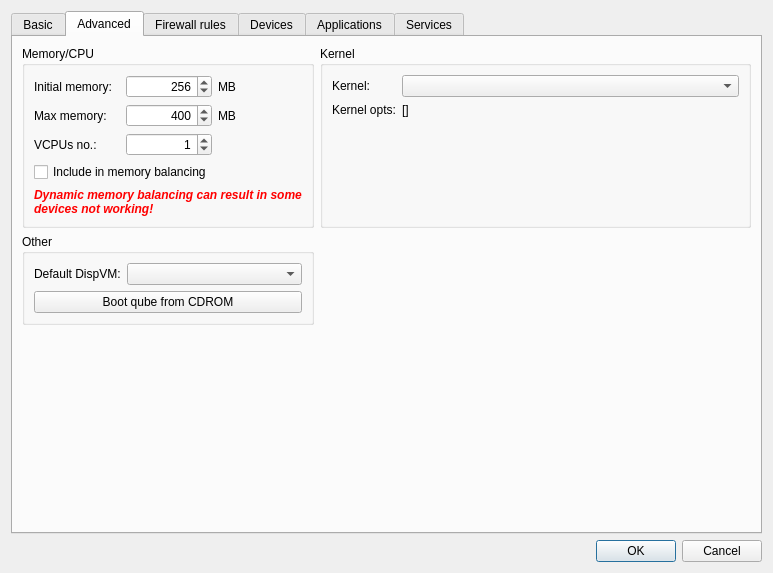
First picture: the form in ui/settingsdlg.ui, repository QubesOS/qubes-manager, before the edit.
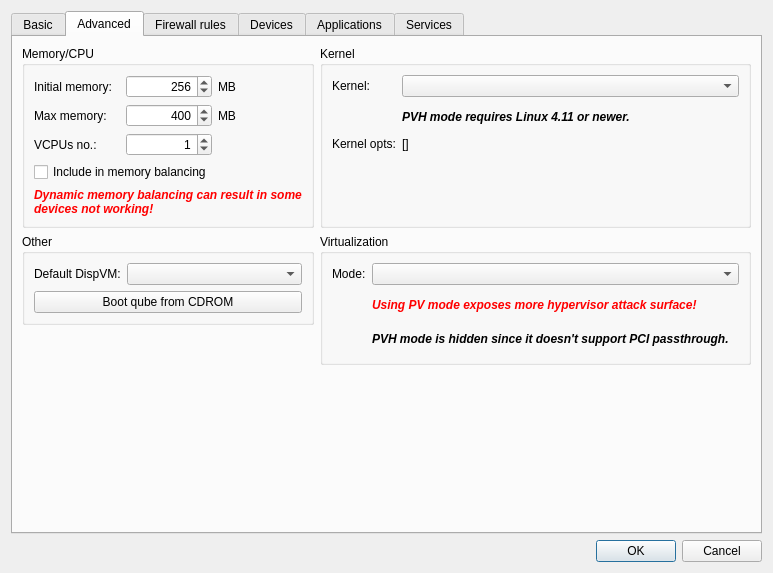
Second picture: the form after the edit. Icons and pictures are not drawn.

Commit message: Add handling for virt_mode including PVH mode

Patch:
```diff
--- a/ui/settingsdlg.ui
+++ b/ui/settingsdlg.ui
@@ -422,14 +422,31 @@
               <item row="0" column="1">
                <widget class="QComboBox" name="kernel"/>
               </item>
-              <item row="1" column="0">
+              <item row="1" column="1">
+               <widget class="QLabel" name="pvh_kernel_version_warning">
+                <property name="font">
+                 <font>
+                  <weight>75</weight>
+                  <italic>true</italic>
+                  <bold>true</bold>
+                 </font>
+                </property>
+                <property name="text">
+                 <string>PVH mode requires Linux 4.11 or newer.</string>
+                </property>
+                <property name="wordWrap">
+                 <bool>true</bool>
+                </property>
+               </widget>
+              </item>
+              <item row="2" column="0">
                <widget class="QLabel" name="label_20">
                 <property name="text">
                  <string>Kernel opts:</string>
                 </property>
                </widget>
               </item>
-              <item row="1" column="1">
+              <item row="2" column="1">
                <widget class="QLabel" name="kernel_opts">
                 <property name="font">
                  <font>
@@ -447,6 +464,87 @@
            </item>
           </layout>
          </item>
+         <item row="2" column="1" rowspan="2" colspan="2">
+          <layout class="QVBoxLayout" name="verticalLayout_7">
+           <property name="sizeConstraint">
+            <enum>QLayout::SetDefaultConstraint</enum>
+           </property>
+           <property name="bottomMargin">
+            <number>0</number>
+           </property>
+           <item>
+            <widget class="QGroupBox" name="virt_groupbox">
+             <property name="enabled">
+              <bool>true</bool>
+             </property>
+             <property name="sizePolicy">
+              <sizepolicy hsizetype="Minimum" vsizetype="Preferred">
+               <horstretch>0</horstretch>
+               <verstretch>0</verstretch>
+              </sizepolicy>
+             </property>
+             <property name="title">
+              <string>Virtualization</string>
+             </property>
+             <layout class="QFormLayout" name="formLayout_10">
+              <property name="fieldGrowthPolicy">
+               <enum>QFormLayout::AllNonFixedFieldsGrow</enum>
+              </property>
+              <item row="0" column="0" rowspan="3">
+               <widget class="QLabel" name="label_27">
+                <property name="text">
+                 <string>Mode:</string>
+                </property>
+                <property name="buddy">
+                 <cstring>virt_mode</cstring>
+                </property>
+               </widget>
+              </item>
+              <item row="0" column="1">
+               <widget class="QComboBox" name="virt_mode"/>
+              </item>
+              <item row="1" column="1">
+               <widget class="QLabel" name="pv_warning">
+                <property name="font">
+                 <font>
+                  <weight>75</weight>
+                  <italic>true</italic>
+                  <bold>true</bold>
+                 </font>
+                </property>
+                <property name="styleSheet">
+                 <string notr="true">color:rgb(255, 0, 0)</string>
+                </property>
+                <property name="text">
+                 <string>Using PV mode exposes more hypervisor attack surface!</string>
+                </property>
+                <property name="wordWrap">
+                 <bool>true</bool>
+                </property>
+               </widget>
+              </item>
+              <item row="2" column="1">
+               <widget class="QLabel" name="pvh_mode_hidden">
+                <property name="font">
+                 <font>
+                  <weight>75</weight>
+                  <italic>true</italic>
+                  <bold>true</bold>
+                 </font>
+                </property>
+                <property name="text">
+                 <string>PVH mode is hidden since it doesn't support PCI passthrough.</string>
+                </property>
+                <property name="wordWrap">
+                 <bool>true</bool>
+                </property>
+               </widget>
+              </item>
+             </layout>
+            </widget>
+           </item>
+          </layout>
+         </item>
          <item row="2" column="0">
           <widget class="QGroupBox" name="other_groupbox">
            <property name="title">
```
Left out of the diff: 16 changed lines with no effect on the pictures. The commit also changes 1 other file.
